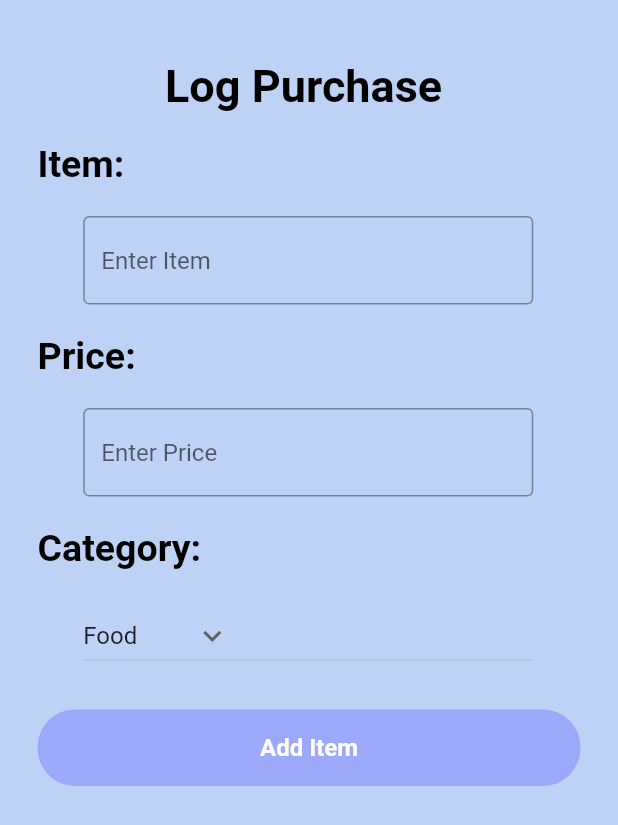
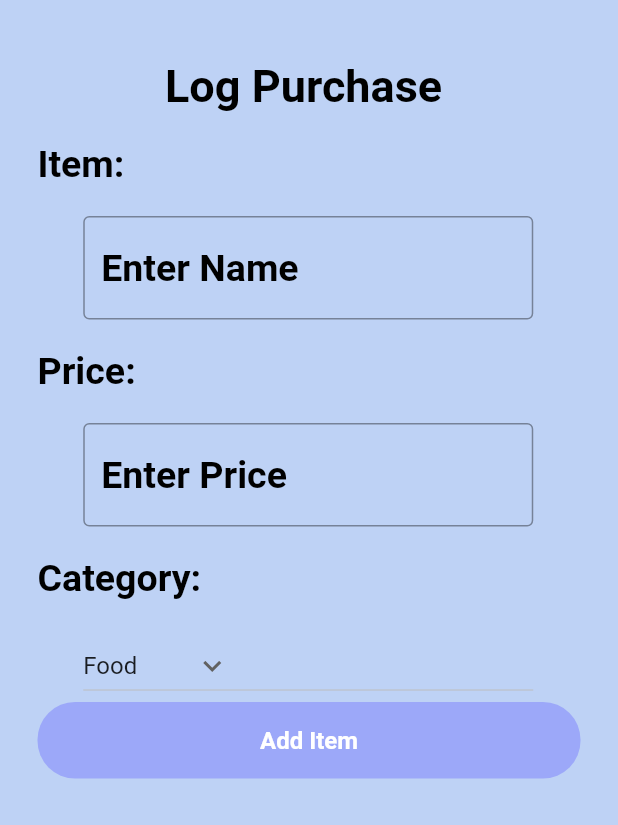
Before and after one commit to jmaguin/Colfin-Application, a Flutter app: the LogPage screen opened directly, on a phone screen of 412 x 824 dp. Shown: the top 825 px of the screen. Run offline on Flutter 3.47's test engine with Material 2 defaults, Android fonts, the phone set to English and light mode, and no system bars; our stand-ins replace animated_bottom_navigation_bar, google_fonts, percent_indicator, sqflite; accounts and stored records are empty.

Commit message:
Linked 'add item' button to database.

```diff
--- a/Flutter_finance_app_ui-main/lib/database.dart
+++ b/Flutter_finance_app_ui-main/lib/database.dart
@@ -19,6 +19,7 @@ class Database {
       """);
   }
 
+  // Open database
   static Future<sql.Database> db() async {
     return sql.openDatabase(
       _dbName,
--- a/Flutter_finance_app_ui-main/lib/pages/log_page.dart
+++ b/Flutter_finance_app_ui-main/lib/pages/log_page.dart
@@ -1,9 +1,6 @@
-import 'package:flutter/cupertino.dart';
 import 'package:flutter/material.dart';
-import 'package:flutter/src/widgets/container.dart';
-import 'package:flutter/src/widgets/framework.dart';
 import 'package:flutter_finance_app/theme/colors.dart';
-import 'package:percent_indicator/circular_percent_indicator.dart';
+import 'package:flutter_finance_app/database.dart';
 
 class LogPage extends StatefulWidget {
   const LogPage({super.key});
@@ -13,6 +10,10 @@ class LogPage extends StatefulWidget {
 }
 
 class _LogPageState extends State<LogPage> {
+  // Text controllers to store values input into text fields
+  final TextEditingController nameController = TextEditingController();
+  final TextEditingController priceController = TextEditingController();
+
   // List to store items in dropdown menu
   String dropDownText = "Food";
   List<String> dropDownItems = [
@@ -39,6 +40,14 @@ class _LogPageState extends State<LogPage> {
       backgroundColor: primary,
       body: getBody(),
     );
+  }
+
+  // Destroy text controllers
+  @override
+  void dispose() {
+    nameController.dispose();
+    priceController.dispose();
+    super.dispose();
   }
 
   Widget getBody() {
@@ -86,10 +95,18 @@ class _LogPageState extends State<LogPage> {
             padding: const EdgeInsets.only(right: 1),
             child: ConstrainedBox(
               constraints: const BoxConstraints.tightFor(width: 300),
-              child: const TextField(
+              child: TextField(
+                controller: nameController,
+                obscureText: false,
+                textAlign: TextAlign.left,
                 decoration: InputDecoration(
-                  hintText: 'Enter Item',
                   border: OutlineInputBorder(),
+                  hintText: 'Enter Name',
+                  hintStyle: TextStyle(
+                    fontWeight: FontWeight.bold,
+                    fontSize: 25,
+                    color: mainFontColor,
+                  ),
                 ),
               ),
             ),
@@ -116,10 +133,18 @@ class _LogPageState extends State<LogPage> {
             padding: const EdgeInsets.only(right: 1),
             child: ConstrainedBox(
               constraints: const BoxConstraints.tightFor(width: 300),
-              child: const TextField(
+              child: TextField(
+                controller: priceController,
+                obscureText: false,
+                textAlign: TextAlign.left,
                 decoration: InputDecoration(
+                  border: OutlineInputBorder(),
                   hintText: 'Enter Price',
-                  border: OutlineInputBorder(),
+                  hintStyle: TextStyle(
+                    fontWeight: FontWeight.bold,
+                    fontSize: 25,
+                    color: mainFontColor,
+                  ),
                 ),
               ),
             ),
@@ -171,10 +196,15 @@ class _LogPageState extends State<LogPage> {
             ),
           ),
           // Add item Button --------------------------------------------------
-
-          Container(
+          GestureDetector(
+            onTap: () async {
+              // parse() converts string to double
+              int id = await Database.addPurchase(nameController.text,
+                  double.parse(priceController.text), dropDownText);
+            },
+            child: Container(
               padding: EdgeInsets.all(16),
-            margin: EdgeInsets.all(25),
+              margin: EdgeInsets.symmetric(horizontal: 25),
               decoration: BoxDecoration(
                   color: buttoncolor, borderRadius: BorderRadius.circular(25)),
               child: Center(
@@ -187,6 +217,7 @@ class _LogPageState extends State<LogPage> {
                 ),
               ),
             ),
+          ),
         ],
       ),
     ));
```
Lines whose indentation alone changed are shown as unchanged.
